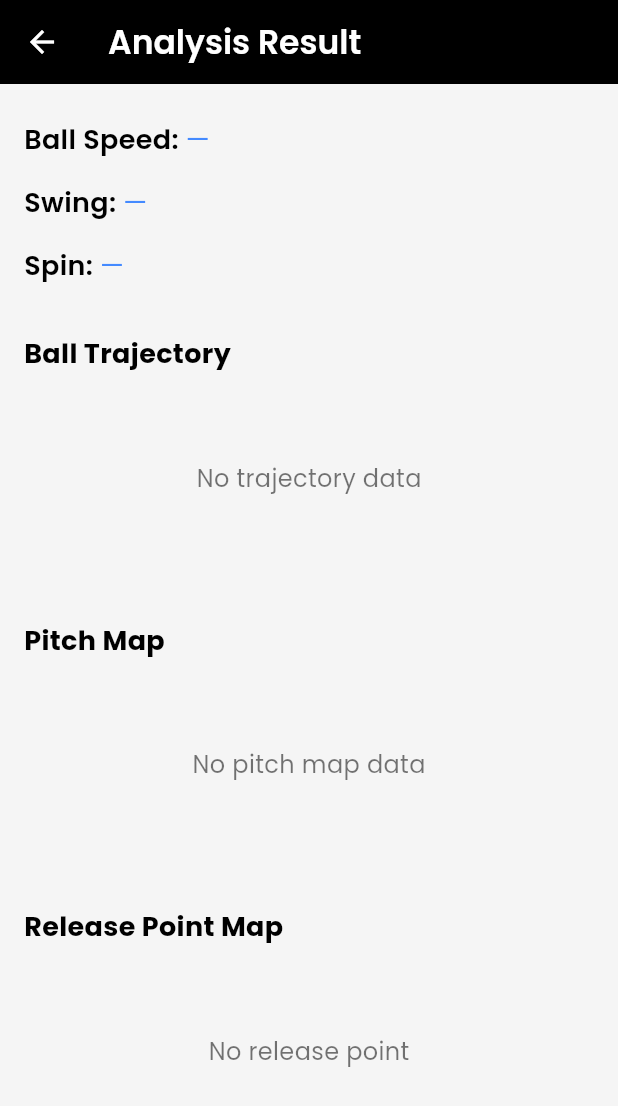
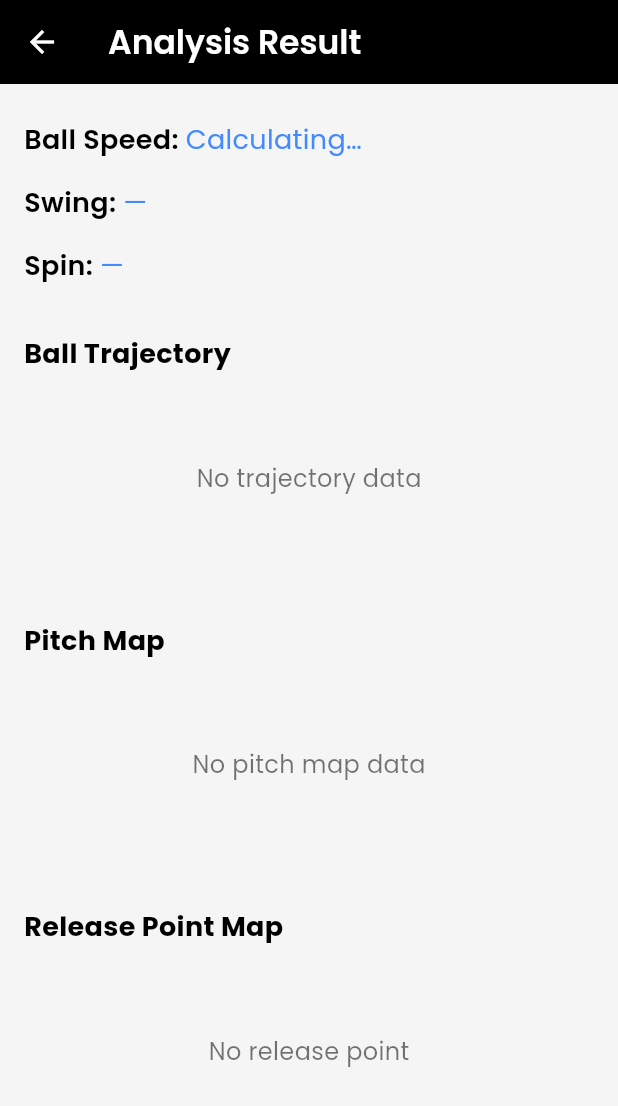
Before and after one commit to Prasad72-max/cricknova-backend, a Flutter app: the AnalysisResultScreen screen opened directly with empty values, on a phone screen of 412 x 824 dp. Shown: the top 1106 px of the screen. Run offline on Flutter 3.47's test engine with Material 3 defaults, Android fonts, the light colour scheme and no system bars; our stand-ins replace animated_text_kit, app_links, cloud_firestore, file_picker, firebase_auth, firebase_core and 8 more; missing offline and left inert: cricknova_fixed, panorama, razorpay_flutter; accounts and stored records are empty.

Commit message:
Fix speed, swing, spin rendering (backend-truth only)

```diff
--- a/lib/analysis/analysis_result_screen.dart
+++ b/lib/analysis/analysis_result_screen.dart
@@ -23,19 +23,29 @@ class _AnalysisResultScreenState extends State<AnalysisResultScreen> {
                 ? Map<String, dynamic>.from(widget.data["result"])
                 : Map<String, dynamic>.from(widget.data);
 
-    // ---------- SAFE SPEED (robust, backend-truth only) ----------
-    String speed = "—";
+    // ---------- SAFE SPEED (supports exact & range) ----------
+    String speed = "CALCULATING";
+
     final dynamic rawSpeed =
         src["speed_kmph"] ??
         src["analysis"]?["speed_kmph"] ??
         src["speed"] ??
         src["speed_mph"];
 
-    if (rawSpeed is num && rawSpeed > 0) {
-      speed = src.containsKey("speed_mph")
-          ? (rawSpeed * 1.60934).toStringAsFixed(1)
-          : rawSpeed.toStringAsFixed(1);
-    } else if (rawSpeed is String) {
+    // Case 1: backend sends range {min, max}
+    if (rawSpeed is Map &&
+        rawSpeed["min"] is num &&
+        rawSpeed["max"] is num) {
+      final min = rawSpeed["min"].round();
+      final max = rawSpeed["max"].round();
+      speed = "$min–$max";
+    }
+    // Case 2: backend sends single number
+    else if (rawSpeed is num && rawSpeed > 0) {
+      speed = rawSpeed.toStringAsFixed(1);
+    }
+    // Case 3: backend sends string number
+    else if (rawSpeed is String) {
       final parsed = double.tryParse(rawSpeed);
       if (parsed != null && parsed > 0) {
         speed = parsed.toStringAsFixed(1);
@@ -82,7 +92,10 @@ class _AnalysisResultScreenState extends State<AnalysisResultScreen> {
       body: ListView(
         padding: const EdgeInsets.all(16),
         children: [
-          _metric("Ball Speed", speed == "—" ? "—" : "$speed km/h"),
+          _metric(
+            "Ball Speed",
+            speed == "CALCULATING" ? "Calculating…" : "$speed km/h",
+          ),
           _metric("Swing", swing),
           _metric("Spin", spin),
           const SizedBox(height: 25),
```
